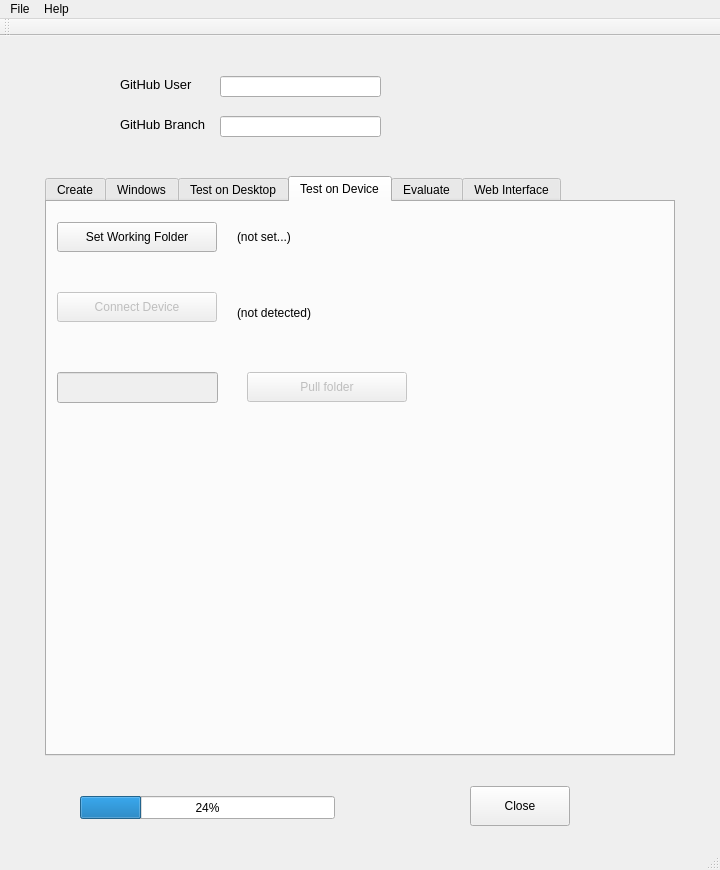
Before: the Qt Designer form tools/nitpick/ui/Nitpick.ui in vircadia/vircadia-native-core, drawn with Qt 5.
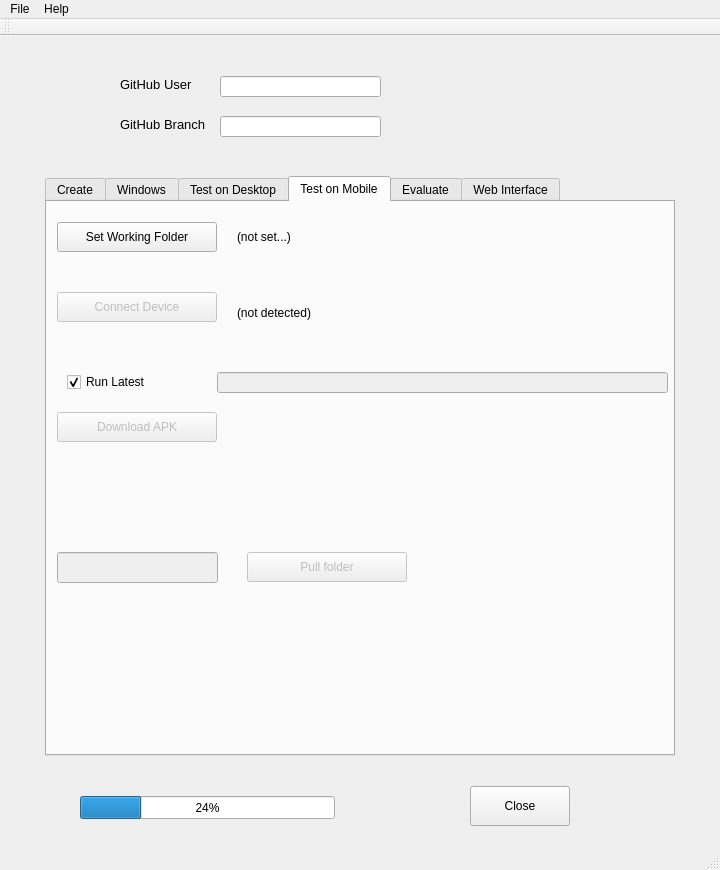
After: the same form once the commit is applied.

Commit message: Added "Download APK" push-button.

Patch:
```diff
--- a/tools/nitpick/ui/Nitpick.ui
+++ b/tools/nitpick/ui/Nitpick.ui
@@ -549,7 +549,7 @@
     </widget>
     <widget class="QWidget" name="tab_5">
      <attribute name="title">
-      <string>Test on Device</string>
+      <string>Test on Mobile</string>
      </attribute>
      <widget class="QPushButton" name="connectDeviceButton">
       <property name="enabled">
@@ -613,7 +613,7 @@
       <property name="geometry">
        <rect>
         <x>200</x>
-        <y>170</y>
+        <y>350</y>
         <width>160</width>
         <height>30</height>
        </rect>
@@ -629,12 +629,60 @@
       <property name="geometry">
        <rect>
         <x>10</x>
-        <y>170</y>
+        <y>350</y>
         <width>161</width>
         <height>31</height>
        </rect>
       </property>
      </widget>
+     <widget class="QLineEdit" name="urlOnMobileLineEdit">
+      <property name="enabled">
+       <bool>false</bool>
+      </property>
+      <property name="geometry">
+       <rect>
+        <x>170</x>
+        <y>170</y>
+        <width>451</width>
+        <height>21</height>
+       </rect>
+      </property>
+     </widget>
+     <widget class="QCheckBox" name="runLatestOnMobileCheckBox">
+      <property name="geometry">
+       <rect>
+        <x>20</x>
+        <y>170</y>
+        <width>120</width>
+        <height>20</height>
+       </rect>
+      </property>
+      <property name="toolTip">
+       <string>&lt;html&gt;&lt;head/&gt;&lt;body&gt;&lt;p&gt;If unchecked, will not show results during evaluation&lt;/p&gt;&lt;/body&gt;&lt;/html&gt;</string>
+      </property>
+      <property name="text">
+       <string>Run Latest</string>
+      </property>
+      <property name="checked">
+       <bool>true</bool>
+      </property>
+     </widget>
+     <widget class="QPushButton" name="downloadAPKButton">
+      <property name="enabled">
+       <bool>false</bool>
+      </property>
+      <property name="geometry">
+       <rect>
+        <x>10</x>
+        <y>210</y>
+        <width>160</width>
+        <height>30</height>
+       </rect>
+      </property>
+      <property name="text">
+       <string>Download APK</string>
+      </property>
+     </widget>
     </widget>
     <widget class="QWidget" name="tab_2">
      <attribute name="title">
```
Left out of the diff: 8 changed lines with no effect on the pictures. The commit also changes 4 other files.
